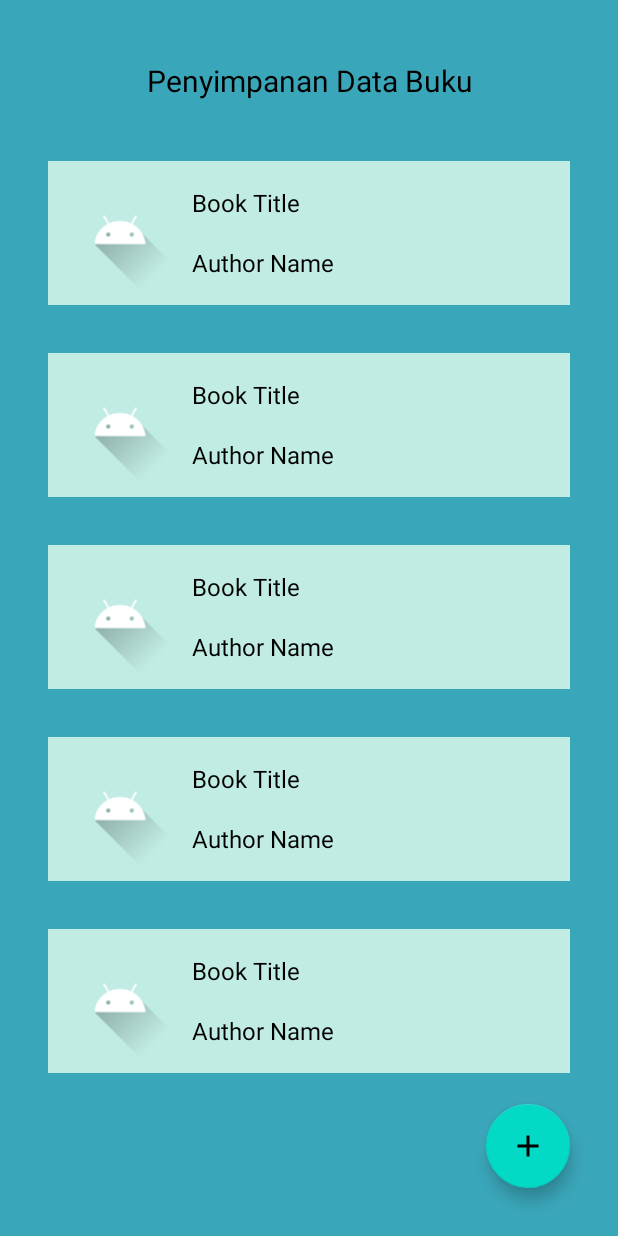
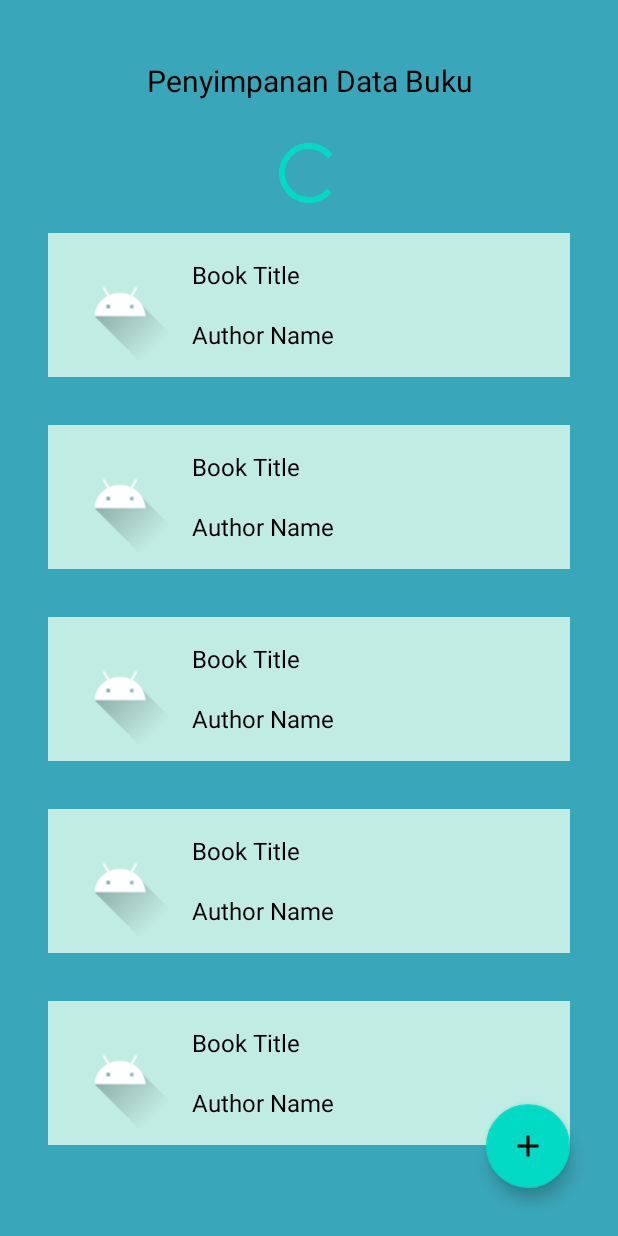
Before and after one commit to nandaarya/TalentClass-batch-8, an Android app: the layout activity_main.xml on its own in the app's theme, with its tools: preview values and no code run, on a phone screen of 412 x 824 dp. Run offline under Robolectric (Android 15) with nearby library versions, the phone set to English and light mode, and no system bars; plain views replace MultiStateView.

Commit message:
add progress bar

```diff
--- a/Day 6/Tugas-Day-6-App/app/src/main/res/layout/activity_main.xml
+++ b/Day 6/Tugas-Day-6-App/app/src/main/res/layout/activity_main.xml
@@ -18,6 +18,12 @@
         android:gravity="center"
         android:text="Penyimpanan Data Buku"
         android:textSize="20sp" />
+
+    <ProgressBar
+        android:id="@+id/progress_bar"
+        android:layout_width="wrap_content"
+        android:layout_height="wrap_content"
+        android:layout_gravity="center"/>
 
     <androidx.coordinatorlayout.widget.CoordinatorLayout
         android:layout_width="match_parent"
```
Also changed, not shown: Day 6/Tugas-Day-6-App/app/src/main/java/com/example/tugas_day_6_app/MainActivity.kt (+13 -0 lines).
